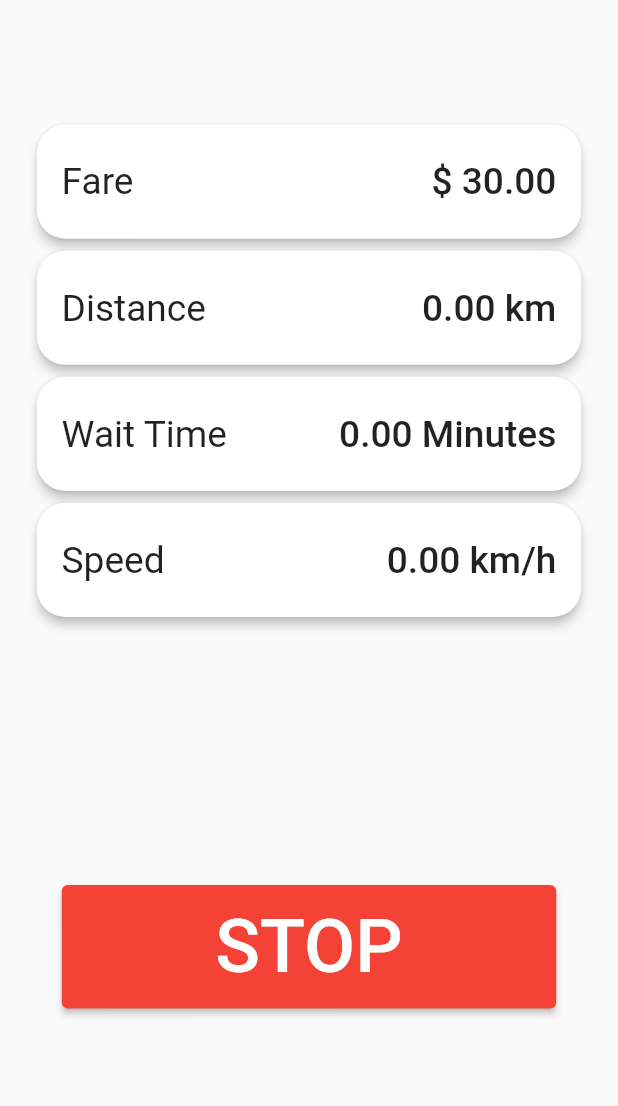
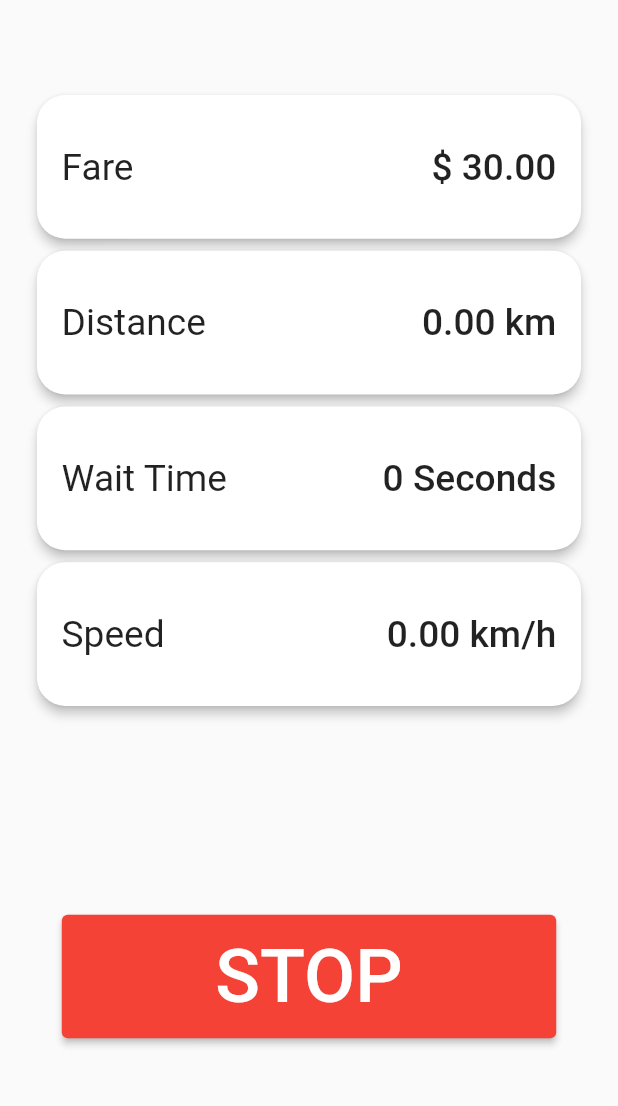
Before and after one commit to ZeeshanAhmedDev/App-Fare-Calculator, a Flutter app: the screen it shows after launch, after a tap on "START", on a phone screen of 412 x 824 dp, the part 84-1190 px from its top. Run offline on Flutter 3.47's test engine with Material 2 defaults, Android fonts, the phone set to English and light mode, and no system bars; our stand-ins replace assets_audio_player, awesome_dialog, double_back_to_close_app, geolocator, logger, permission_handler and 1 more; missing offline and left inert: workmanager; Roboto replaces fonts that are missing (Gilroy-ExtraBold).

```diff
--- a/lib/Utils/Horizontal Cards.dart
+++ b/lib/Utils/Horizontal Cards.dart
@@ -4,7 +4,8 @@ Widget cardBar(BuildContext context, String title, String description) {
   double height = MediaQuery.of(context).size.height;
   double width = MediaQuery.of(context).size.width;
   return SizedBox(
-    height: height * 0.102,
+    // height: height * 0.102,
+    height: height * 0.126,
     width: width * 0.9,
     child: Card(
       elevation: 3,
@@ -23,11 +24,13 @@ Widget cardBar(BuildContext context, String title, String description) {
                 fontSize: height * 0.03,
               ),
             ),
-            Text(
-              description,
-              style: TextStyle(
-                fontSize: height * 0.03,
-                fontWeight: FontWeight.w500,
+            Flexible(
+              child: Text(
+                description,
+                style: TextStyle(
+                  fontSize: height * 0.03,
+                  fontWeight: FontWeight.w500,
+                ),
               ),
             ),
           ],
--- a/lib/main.dart
+++ b/lib/main.dart
@@ -1,11 +1,41 @@
 import 'package:flutter/material.dart';
+import 'package:logger/logger.dart';
 import 'package:provider/provider.dart';
 import 'package:taxi_meter/view/front_screen.dart';
+import 'package:workmanager/workmanager.dart';
 import 'Utils/Permisson.dart';
+import 'Utils/background.dart';
 import 'Utils/provider.dart';
 
-void main() {
+/*@pragma('vm:entry-point')
+void callbackDispatcher() {
+  Workmanager().executeTask((task, inputData) {
+    BackgroundTasks.calculateSpeed();
+    Logger().e("Background task is running!");
+
+    try {
+      //add code execution
+
+    } catch (err) {
+      Logger().e(err
+          .toString()); // Logger flutter package, prints error on the debug console
+      throw Exception(err);
+    }
+
+    return Future.value(true);
+  });
+}*/
+
+Future<void> main() async {
   WidgetsFlutterBinding.ensureInitialized();
+
+  /* Workmanager().initialize(callbackDispatcher, isInDebugMode: true);
+  Workmanager().registerOneOffTask(
+    "1",
+    "simpleTask",
+    initialDelay: Duration(seconds: 1),
+  );*/
+
   runApp(const MyApp());
 }
 
--- a/lib/view/front_screen.dart
+++ b/lib/view/front_screen.dart
@@ -23,6 +23,12 @@ class _FrontScreenState extends State<FrontScreen> {
   void playSound(String url) async {
     AssetsAudioPlayer.newPlayer().open(Audio(url), autoStart: true);
   }
+
+  StreamController<double> _fareController = StreamController<double>();
+  // Declare a periodic timer
+  Timer? fareUpdateTimer;
+  // Declare a default fare value
+  double defaultFare = 0.0;
 
   var logger = Logger();
 
@@ -60,11 +66,16 @@ class _FrontScreenState extends State<FrontScreen> {
 
   @override
   void initState() {
+    startFareUpdateTimer();
     super.initState();
+    _fareController = StreamController<double>();
   }
 
   @override
   void dispose() {
+    // _fareController.close();
+
+    ///--------------------------
     // CustomDialogBox.textEditingController.dispose();
     // Stop listening to location changes when the widget is disposed
     _getPositionSubscription.cancel();
@@ -112,8 +123,8 @@ class _FrontScreenState extends State<FrontScreen> {
   }
 
   //for getting real time car speed with best accuracy
-
-/*  final LocationSettings locationSettings = const LocationSettings(
+/*
+  final LocationSettings locationSettings = const LocationSettings(
     accuracy: LocationAccuracy.best,
     distanceFilter: 10,
   );*/
@@ -190,12 +201,11 @@ class _FrontScreenState extends State<FrontScreen> {
   ///------------------------------ -------------------------------------
 
   void stopSpeed() {
-    // Check if the car is already stopped
-    // if (carSpeed <= 1.5) {
-    if (carSpeed < 1) {
+    if (carSpeed <= 1 || carSpeed > 1) {
       setState(() {
         _getPositionSubscription.cancel();
         carSpeed = 0.0;
+        _getPositionSubscription.cancel();
       });
       if (kDebugMode) {
         print('Car is already stopped.');
@@ -238,13 +248,18 @@ class _FrontScreenState extends State<FrontScreen> {
           Column(
             children: [
               //Fare
-              Row(
-                mainAxisAlignment: MainAxisAlignment.center,
-                children: [
-                  cardBar(
-                      context, 'Fare', '\$ ${totalFare.toStringAsFixed(2)}'),
-                ],
+              StreamBuilder<double>(
+                stream: _fareController.stream,
+                builder: (context, snapshot) {
+                  if (kDebugMode) {
+                    print("Stream Updated: ${snapshot.data}");
+                  }
+                  double totalFares = snapshot.data ?? totalFare;
+                  return cardBar(
+                      context, 'Fare', '\$ ${totalFares.toStringAsFixed(2)}');
+                },
               ),
+
               //Distance
               Row(
                 mainAxisAlignment: MainAxisAlignment.center,
@@ -254,12 +269,18 @@ class _FrontScreenState extends State<FrontScreen> {
                 ],
               ),
               //Wait Time
-              Row(
-                mainAxisAlignment: MainAxisAlignment.center,
-                children: [
-                  cardBar(context, 'Wait Time',
-                      '${(seconds / 60).toStringAsFixed(2)} Minutes'),
-                ],
+              SingleChildScrollView(
+                child: Row(
+                  mainAxisAlignment: MainAxisAlignment.center,
+                  children: [
+                    cardBar(
+                        context,
+                        'Wait Time        ',
+                        (seconds < 60)
+                            ? '$seconds Seconds'
+                            : '${(seconds / 60).floor()}   Minutes  ${(seconds % 60)} Seconds'),
+                  ],
+                ),
               ),
               //Speed
               Row(
@@ -289,12 +310,12 @@ class _FrontScreenState extends State<FrontScreen> {
 
                               playSound('assets/audio/stop.mp3');
 
-                              calculateFare(
-                                baseRate: totalFare,
-                                perKilometerRate: ratePerKilometer,
-                                distanceCovered: coveredDistance,
-                                waitTime: Duration(seconds: seconds),
-                              );
+                              stopFareUpdateTimer();
+                              // Provider.of<UserNotifier>(context, listen: false)
+                              //     .getFare()
+                              //     .then((value) {
+                              //   totalFare = value;
+                              // });
                               stopSpeed();
 
                               _getPositionSubscription.cancel();
@@ -305,6 +326,7 @@ class _FrontScreenState extends State<FrontScreen> {
                                   null; // Reset previous position
                               seconds = 0;
                               positionStreamForDistance!.cancel();
+                              _fareController.close();
                             });
                           },
                           style: ElevatedButton.styleFrom(
@@ -351,30 +373,8 @@ class _FrontScreenState extends State<FrontScreen> {
         calculateDistance();
         isCalculatingSpeed = true;
         playSound('assets/audio/start.mp3');
-      } /*else {
-        isCalculatingSpeed = false;
-        playSound('assets/audio/stop.mp3');
-        // totalPrice = totalFare * coveredDistance;
-        calculateFare(
-          distanceCovered: coveredDistance,
-          ratePerKilometer: totalFare,
-          waitTime: Duration.zero,
-        );
-        stopSpeed();
-
-        _getPositionSubscription.cancel();
-        CustomDialogBox.dialogBox(context, totalPrice);
-        coveredDistance = 0.0;
-        waitDuration = Duration.zero;
-
-        if (kDebugMode) {
-          print("Price:-------->  ${calculateFare(
-            distanceCovered: coveredDistance,
-            ratePerKilometer: totalFare,
-            waitTime: waitDuration,
-          )}");
-        }
-      }*/
+        // startCalculatingFare();
+      }
     });
   }
 
@@ -398,9 +398,31 @@ class _FrontScreenState extends State<FrontScreen> {
 
     // Calculate total fare
     double totalFare = distanceFare + waitTimeFare;
+    _fareController.add(totalFare);
 
     totalPrice = totalFare;
     return totalPrice;
+  }
+
+  // Function to start the periodic timer
+  void startFareUpdateTimer() {
+    const Duration updateInterval = Duration(seconds: 1);
+
+    fareUpdateTimer = Timer.periodic(updateInterval, (timer) {
+      calculateFare(
+        baseRate: totalFare,
+        perKilometerRate: ratePerKilometer,
+        distanceCovered: coveredDistance,
+        waitTime: Duration(seconds: seconds),
+      );
+    });
+  }
+
+  // Function to stop the periodic timer
+  void stopFareUpdateTimer() {
+    setState(() {
+      fareUpdateTimer?.cancel();
+    });
   }
 
   // Future<void> speak(String text) async {
```
Also changed, not shown: lib/Utils/background.dart (added, +61 -0 lines), pubspec.yaml (+7 -0 lines), pubspec.lock, 3 other files.
